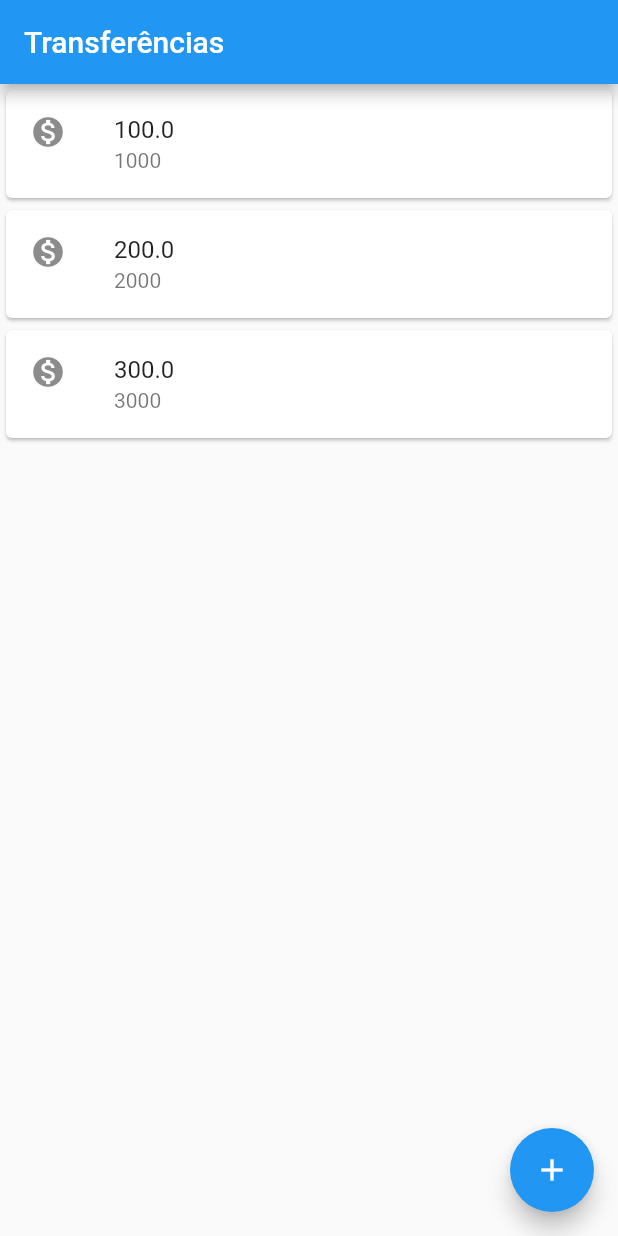
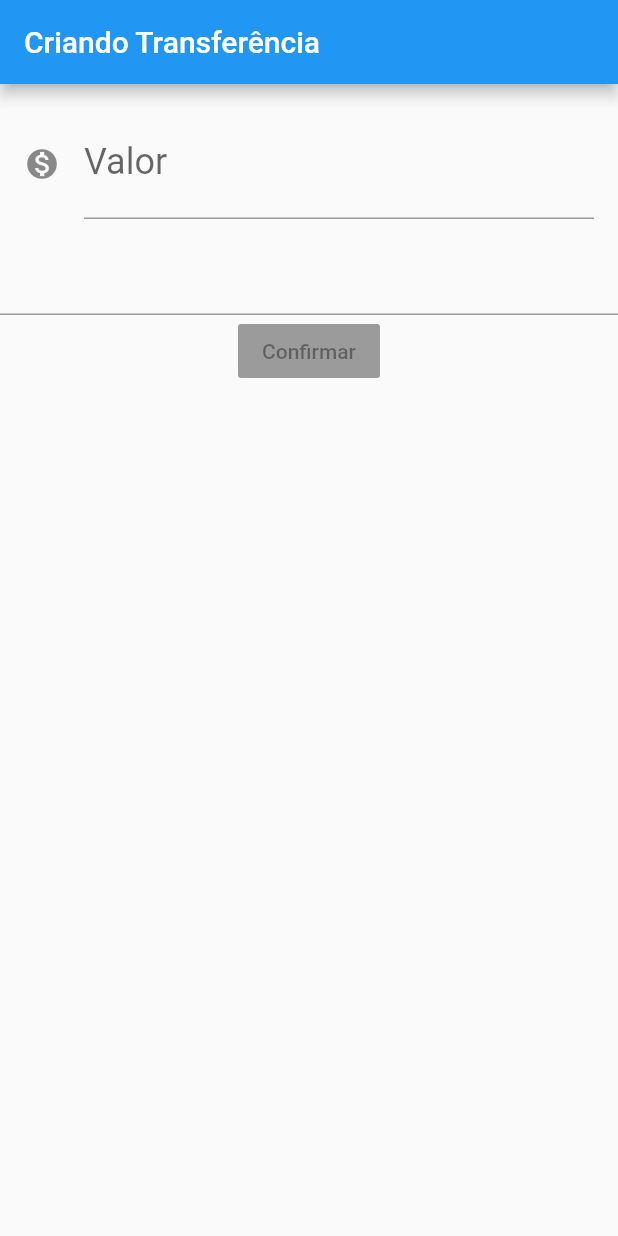
Before and after one commit to biiaFlor/bytebank_flutter, a Flutter app: the screen it shows after launch, on a phone screen of 412 x 824 dp. Run offline on Flutter 3.47's test engine with Material 2 defaults, Android fonts, the phone set to English and light mode, and no system bars.

```diff
--- a/lib/main.dart
+++ b/lib/main.dart
@@ -1,25 +1,34 @@
 import 'package:flutter/material.dart';
 
-void main() => runApp(MaterialApp(
+void main() => runApp(BytebankApp());
+
+class BytebankApp extends StatelessWidget {
+  @override
+  Widget build(BuildContext context) {
+    return MaterialApp(
       home: Scaffold(
-        body: ListaTransferencias(),
-        appBar: AppBar(
-          title: Text('Transferências'),
-        ),
-        floatingActionButton: FloatingActionButton(
-          child: Icon(Icons.add),
-        ),
+        body: FormularioTransferencia(),
       ),
-    ));
+    );
+  }
+}
 
 class ListaTransferencias extends StatelessWidget {
   @override
   Widget build(BuildContext context) {
-    return Column(children: <Widget>[
-      ItemTransferencia(Transferencia(100.0, 1000)),
-      ItemTransferencia(Transferencia(200.0, 2000)),
-      ItemTransferencia(Transferencia(300.0, 3000)),
-    ]);
+    return Scaffold(
+      appBar: AppBar(
+        title: Text('Transferências'),
+      ),
+      body: Column(children: <Widget>[
+        ItemTransferencia(Transferencia(100.0, 1000)),
+        ItemTransferencia(Transferencia(200.0, 2000)),
+        ItemTransferencia(Transferencia(300.0, 3000)),
+      ]),
+      floatingActionButton: FloatingActionButton(
+        child: Icon(Icons.add),
+      ),
+    );
   }
 }
 
@@ -46,3 +55,35 @@ class Transferencia {
 
   Transferencia(this.valor, this.numeroConta);
 }
+
+class FormularioTransferencia extends StatelessWidget {
+  @override
+  Widget build(BuildContext context) {
+    return Scaffold(
+      appBar: AppBar(
+        title: Text('Criando Transferência'),
+      ),
+      body: Column(
+        children: <Widget>[
+          Padding(
+            padding: const EdgeInsets.all(16.0),
+            child: TextField(
+              style: TextStyle(
+                fontSize: 24.0,
+              ),
+              decoration: InputDecoration(
+                  icon: Icon(Icons.monetization_on),
+                  labelText: 'Valor',
+                  hintText: '0.00'),
+              keyboardType: TextInputType.number,
+            ),
+          ),
+          TextField(),
+          RaisedButton(
+            child: Text('Confirmar'),
+          ),
+        ],
+      ),
+    );
+  }
+}
```
